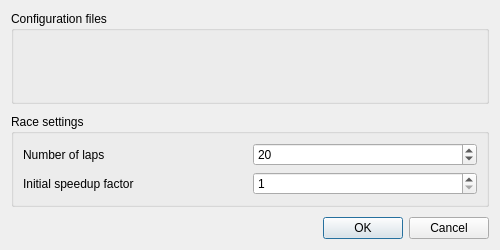
Before: the Qt Designer form src/forse/control_panel/ConfigDialog.ui in Pesa/forse, drawn with Qt 5.
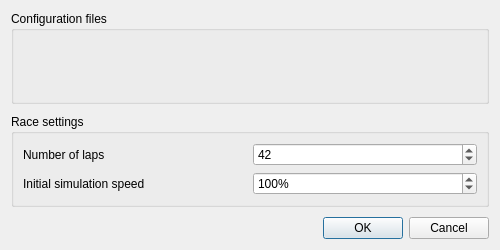
After: the same form once the commit is applied. Custom widgets are drawn as their Qt base class.

Commit message:
Now the speedup is represented as a percentual integer value outside of the scheduler.
This is a (quite nice) workaround for a bug in twotp, which fails to
correctly serialize lists of floats.

```diff
--- a/src/forse/control_panel/ConfigDialog.ui
+++ b/src/forse/control_panel/ConfigDialog.ui
@@ -58,8 +58,11 @@
           <property name="minimum">
            <number>1</number>
           </property>
+          <property name="maximum">
+           <number>99</number>
+          </property>
           <property name="value">
-           <number>20</number>
+           <number>42</number>
           </property>
          </widget>
         </item>
@@ -70,17 +73,26 @@
         <item>
          <widget class="QLabel" name="speedupLabel">
           <property name="text">
-           <string>Initial speedup factor</string>
+           <string>Initial simulation speed</string>
           </property>
          </widget>
         </item>
         <item>
          <widget class="QSpinBox" name="speedupSpinBox">
+          <property name="accelerated">
+           <bool>true</bool>
+          </property>
+          <property name="suffix">
+           <string notr="true">%</string>
+          </property>
           <property name="minimum">
            <number>1</number>
           </property>
           <property name="maximum">
-           <number>20</number>
+           <number>1000</number>
+          </property>
+          <property name="value">
+           <number>100</number>
           </property>
          </widget>
         </item>
```
Left out of the diff: 3 changed lines with no effect on the pictures. The commit also changes 3 other files.
